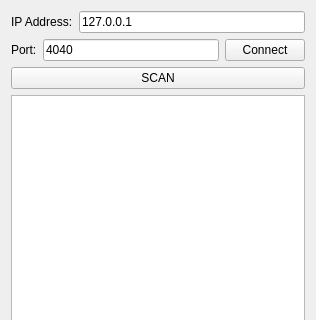
Above: client/clientgui.ui from pvavercak/flat_repo before the change; both pictures show x 0 to 316 and y 0 to 320 of the 316 by 518 pixel window. Below: the same form after it.
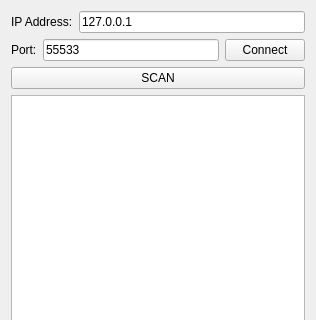
That is the form after the change.

What changed in the file:
```diff
--- a/client/clientgui.ui
+++ b/client/clientgui.ui
@@ -45,7 +45,7 @@
       <item>
        <widget class="QLineEdit" name="port">
         <property name="text">
-         <string>4040</string>
+         <string>55533</string>
         </property>
        </widget>
       </item>
```
